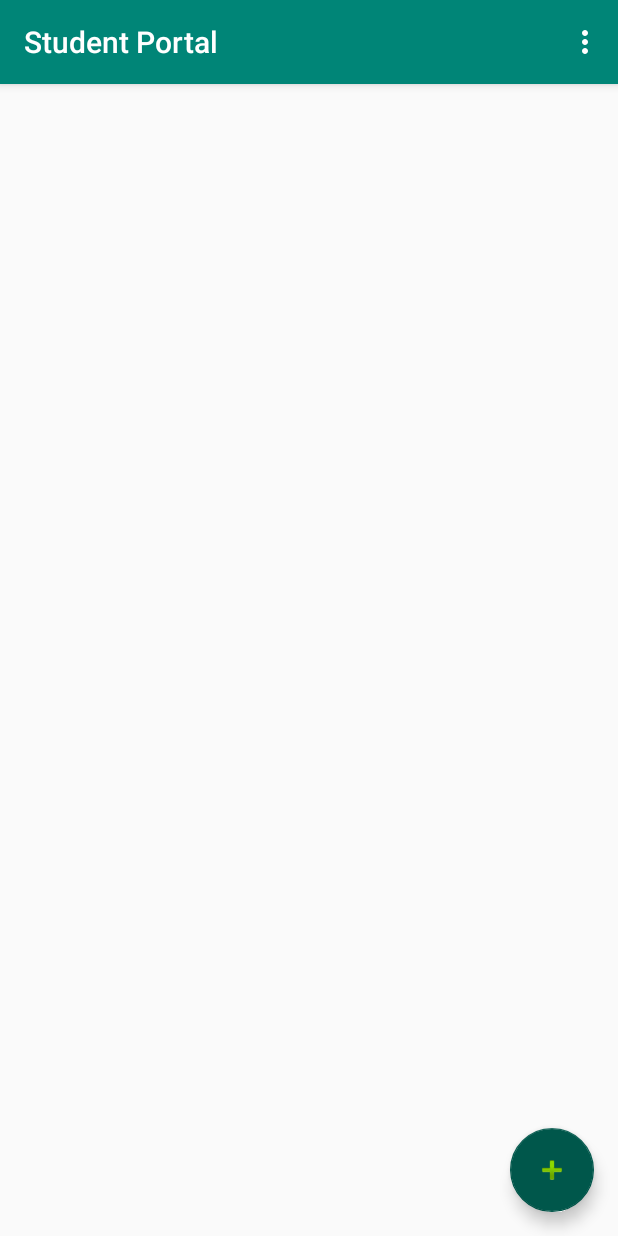
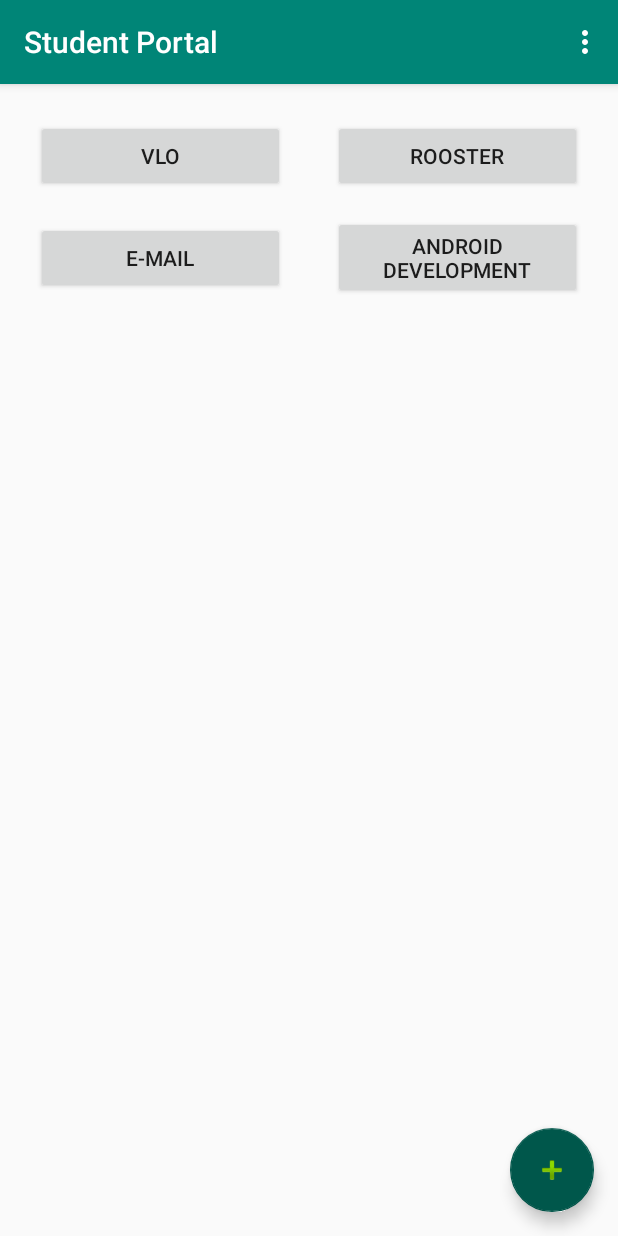
Before and after one commit to kimvandueren/StudentPortal, an Android app: the screen it shows after launch (OverviewActivity), on a phone screen of 412 x 824 dp. Run offline under Robolectric (Android 15) with nearby library versions, the phone set to English and light mode, and no system bars.

```diff
--- a/app/src/main/AndroidManifest.xml
+++ b/app/src/main/AndroidManifest.xml
@@ -22,7 +22,8 @@
         <activity
             android:name=".AddPortalActivity"
             android:label="@string/title_activity_add_portal"
-            android:theme="@style/AppTheme.NoActionBar"></activity>
+            android:theme="@style/AppTheme.NoActionBar" />
+        <activity android:name=".WebviewActivity"></activity>
     </application>
 
 </manifest>
--- a/app/src/main/java/com/example/kim/studentportal/OverviewActivity.java
+++ b/app/src/main/java/com/example/kim/studentportal/OverviewActivity.java
@@ -12,6 +12,7 @@ import android.support.v7.widget.Toolbar;
 import android.view.View;
 import android.view.Menu;
 import android.view.MenuItem;
+import android.widget.Button;
 import android.widget.TextView;
 
 import java.util.ArrayList;
@@ -21,7 +22,6 @@ public class OverviewActivity extends AppCompatActivity {
 
     private PortalObjectAdapter mAdapter;
     private RecyclerView recyclerView;
-    private TextView textView;
     String urlText;
     String titleText;
 
@@ -42,6 +42,11 @@ public class OverviewActivity extends AppCompatActivity {
         mAdapter = new PortalObjectAdapter(this, mPortalObjects);
         recyclerView.setAdapter(mAdapter);
 
+        mPortalObjects.add(new PortalObject("https://vlo.informatica.hva.nl", "VLO"));
+        mPortalObjects.add(new PortalObject("https://rooster.hva.nl", "Rooster"));
+        mPortalObjects.add(new PortalObject("https://email.hva.nl", "E-mail"));
+        mPortalObjects.add(new PortalObject("https://www.android-development.app/#!/home", "Android Development"));
+
         if(extras != null){
             urlText = extras.getString("textUrl");
             titleText = extras.getString("textTitle");
@@ -54,14 +59,6 @@ public class OverviewActivity extends AppCompatActivity {
             public void onClick(View view) {
                 Intent intent = new Intent(OverviewActivity.this, AddPortalActivity.class);
                 startActivity(intent);
-            }
-        });
-
-        textView = findViewById(R.id.titleTextView);
-        textView.setOnClickListener(new View.OnClickListener(){
-            @Override
-            public void onClick(View view) {
-
             }
         });
     }
--- a/app/src/main/java/com/example/kim/studentportal/PortalObjectViewHolder.java
+++ b/app/src/main/java/com/example/kim/studentportal/PortalObjectViewHolder.java
@@ -11,7 +11,7 @@ public class PortalObjectViewHolder extends RecyclerView.ViewHolder {
 
     public PortalObjectViewHolder(@NonNull View itemView) {
         super(itemView);
-        titleText = itemView.findViewById(R.id.titleTextView);
+        titleText = itemView.findViewById(R.id.titleTextButton);
         view = itemView;
     }
 }
--- a/app/src/main/res/layout/grid_cell.xml
+++ b/app/src/main/res/layout/grid_cell.xml
@@ -1,20 +1,18 @@
 <?xml version="1.0" encoding="utf-8"?>
-<android.support.constraint.ConstraintLayout
-    xmlns:android="http://schemas.android.com/apk/res/android"
+<android.support.constraint.ConstraintLayout xmlns:android="http://schemas.android.com/apk/res/android"
     xmlns:app="http://schemas.android.com/apk/res-auto"
     xmlns:tools="http://schemas.android.com/tools"
     android:layout_width="match_parent"
-    android:layout_height="match_parent">
+    android:layout_height="wrap_content">
 
-    <TextView
-        android:id="@+id/titleTextView"
-        android:layout_width="wrap_content"
+    <Button
+        android:id="@+id/titleTextButton"
+        android:layout_width="0dp"
         android:layout_height="wrap_content"
-        android:layout_marginStart="8dp"
-        android:layout_marginTop="8dp"
-        android:layout_marginEnd="8dp"
-        android:layout_marginBottom="8dp"
-        android:text="TextView"
+        android:layout_marginStart="16dp"
+        android:layout_marginTop="16dp"
+        android:layout_marginEnd="16dp"
+        android:text="Button"
         app:layout_constraintBottom_toBottomOf="parent"
         app:layout_constraintEnd_toEndOf="parent"
         app:layout_constraintStart_toStartOf="parent"
```
Also changed, not shown: app/src/main/java/com/example/kim/studentportal/PortalObjectAdapter.java (+11 -0 lines), app/src/main/java/com/example/kim/studentportal/WebviewActivity.java (added, +24 -0 lines), app/src/main/res/layout/activity_webview.xml (added, +15 -0 lines).
